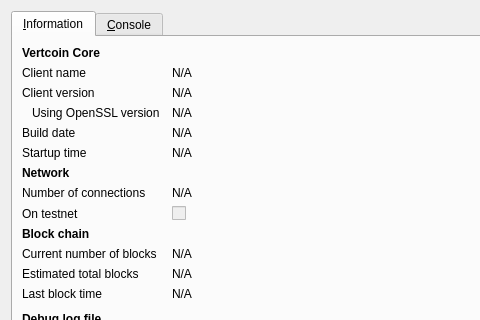
Old version of the form src/qt/forms/rpcconsole.ui in the repository greekcoin/e; both pictures show x 0 to 480 and y 0 to 320 of the 740 by 450 pixel window.
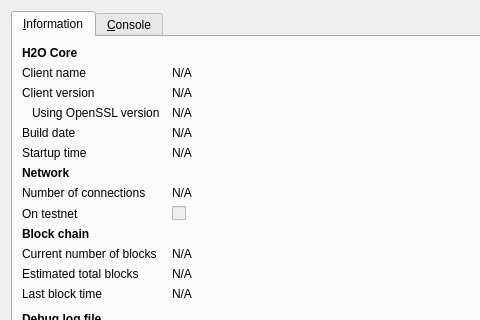
New version of the form. Icons and pictures are not drawn.

```diff
--- a/src/qt/forms/rpcconsole.ui
+++ b/src/qt/forms/rpcconsole.ui
@@ -36,7 +36,7 @@
           </font>
          </property>
          <property name="text">
-          <string>Vertcoin Core</string>
+          <string>H2O Core</string>
          </property>
         </widget>
        </item>
```
Left out of the diff: 6 changed lines with no effect on the pictures.
